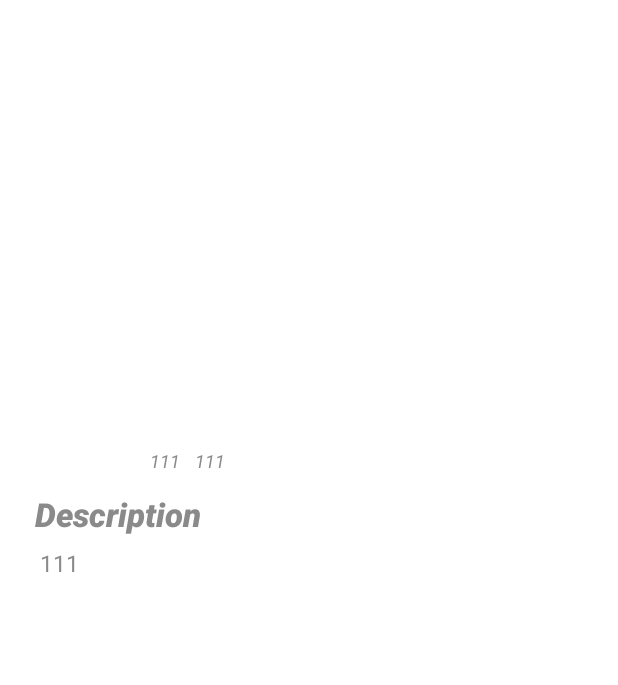
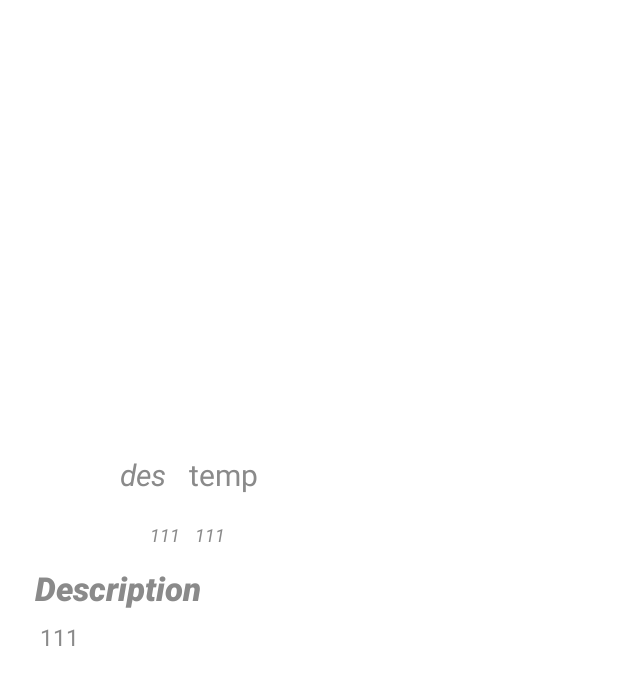
Before and after one commit to Shilpika/triportal, an Android app: the layout poi_detail.xml on its own in the app's theme, with its tools: preview values and no code run, on a phone screen of 412 x 824 dp. Shown: the top 685 px of the screen. Run offline under Robolectric (Android 15) with nearby library versions, the phone set to English and light mode, and no system bars.

Commit message:
Add weather information feature to PoiDetailView

```diff
--- a/Triportal/src/main/res/layout/poi_detail.xml
+++ b/Triportal/src/main/res/layout/poi_detail.xml
@@ -45,42 +45,80 @@
             style="@style/ListItemTextInfo"
             android:paddingLeft="20dp" />
 
+        <ImageView
+            android:layout_width="60dp"
+            android:layout_height="60dp"
+            android:scaleType="fitXY"
+            android:id="@+id/condIcon"
+            android:layout_below="@id/poi_detail_location"
+            android:layout_marginTop="25dp"
+            android:layout_marginLeft="20dp"
+            android:layout_alignTop="@id/poi_detail_location"
+            />
+
+        <TextView
+            android:layout_width="wrap_content"
+            android:layout_height="wrap_content"
+            android:id="@+id/condDescr"
+            android:paddingRight="10dp"
+            android:textStyle="italic"
+            android:textColor="@color/grey"
+            android:textSize="20dp"
+            android:text="des"
+            android:layout_toRightOf="@id/condIcon"
+            android:layout_alignTop="@id/poi_detail_location"
+            android:layout_marginTop="40dp"
+
+            />
+
+        <TextView
+            android:layout_width="wrap_content"
+            android:layout_height="wrap_content"
+            android:id="@+id/temp"
+            android:layout_marginLeft="5dp"
+            android:textColor="@color/grey"
+            android:textSize="20dp"
+            android:layout_marginTop="5dp"
+            android:layout_toRightOf="@id/condDescr"
+            android:layout_alignBaseline="@+id/condDescr"
+            android:text="temp"
+            />
+
         <RatingBar
             android:layout_width="wrap_content"
             android:layout_height="wrap_content"
             android:id="@+id/poi_detail_ratingBar"
-            android:layout_below="@+id/poi_detail_location"
+            android:layout_below="@+id/condIcon"
             style="?android:attr/ratingBarStyleSmall"
             android:layout_marginLeft="20dp"
-            android:layout_marginTop="5dp"
             android:numStars="5"
             android:stepSize="0.1"/>
 
         <TextView
             android:layout_width="wrap_content"
             android:layout_height="wrap_content"
-            android:layout_below="@id/poi_detail_location"
+            android:layout_below="@id/condIcon"
             android:layout_toRightOf="@id/poi_detail_ratingBar"
             android:id="@+id/poi_detail_ratingScore"
             android:textSize="12dp"
             android:text="111"
             android:paddingRight="10dp"
             android:textStyle="italic"
-            android:textColor="@color/grey"
-            android:layout_marginTop="5dp"/>
+            android:textColor="@color/grey" />
 
         <TextView
             android:layout_width="wrap_content"
             android:layout_height="wrap_content"
-            android:layout_below="@id/poi_detail_location"
+            android:layout_below="@id/condIcon"
             android:layout_toRightOf="@id/poi_detail_ratingScore"
             android:id="@+id/poi_detail_ratingTimes"
             android:textSize="12dp"
             android:text="111"
             android:paddingRight="10dp"
             android:textStyle="italic"
-            android:textColor="@color/grey"
-            android:layout_marginTop="5dp"/>
+            android:textColor="@color/grey" />
+
+
         <TextView
             android:layout_width="wrap_content"
             android:layout_height="wrap_content"
@@ -121,6 +159,7 @@
             android:layout_width="wrap_content"
             android:layout_height="400dp"
             android:layout_below="@id/poi_detail_description"/>
+
     </RelativeLayout>
     </ScrollView>
 </LinearLayout>
```
Also changed, not shown: Triportal/src/main/java/edu/purdue/cs/JSONWeatherParser.java (added, +84 -0 lines), Triportal/src/main/java/edu/purdue/cs/WeatherHTTPClient.java (added, +89 -0 lines), Triportal/src/main/java/edu/purdue/cs/fragments/PoiDetailFragment.java (+63 -0 lines), Triportal/src/main/java/edu/purdue/cs/model/Location.java (added, +50 -0 lines), Triportal/src/main/java/edu/purdue/cs/model/Weather.java (added, +167 -0 lines).
